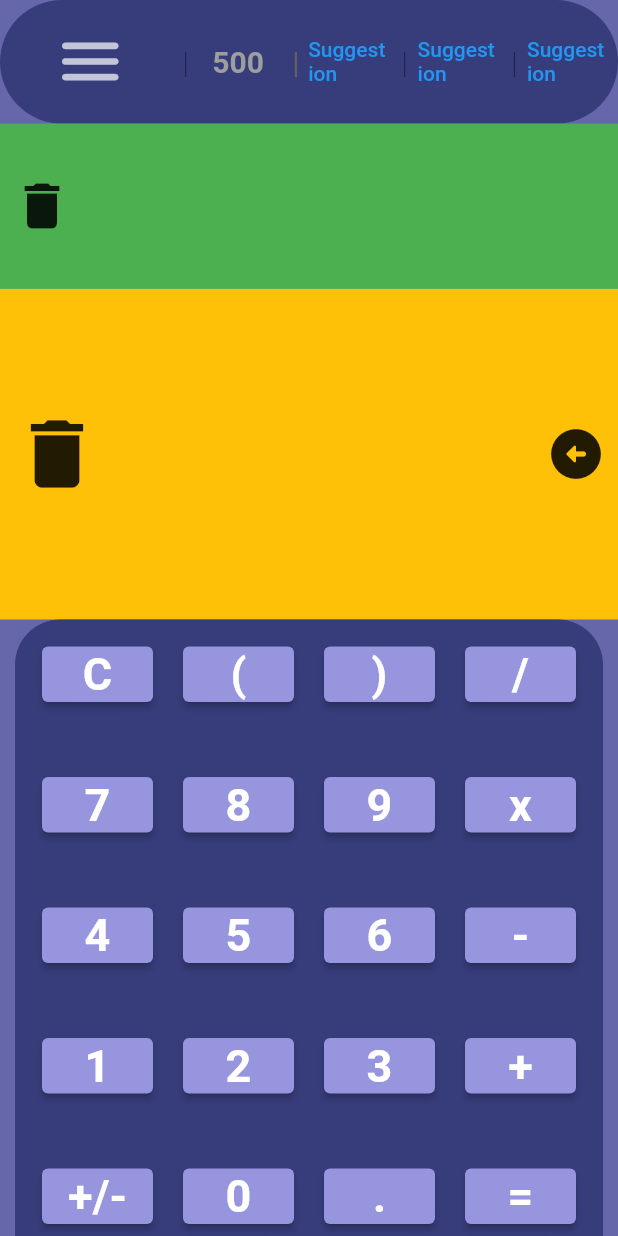
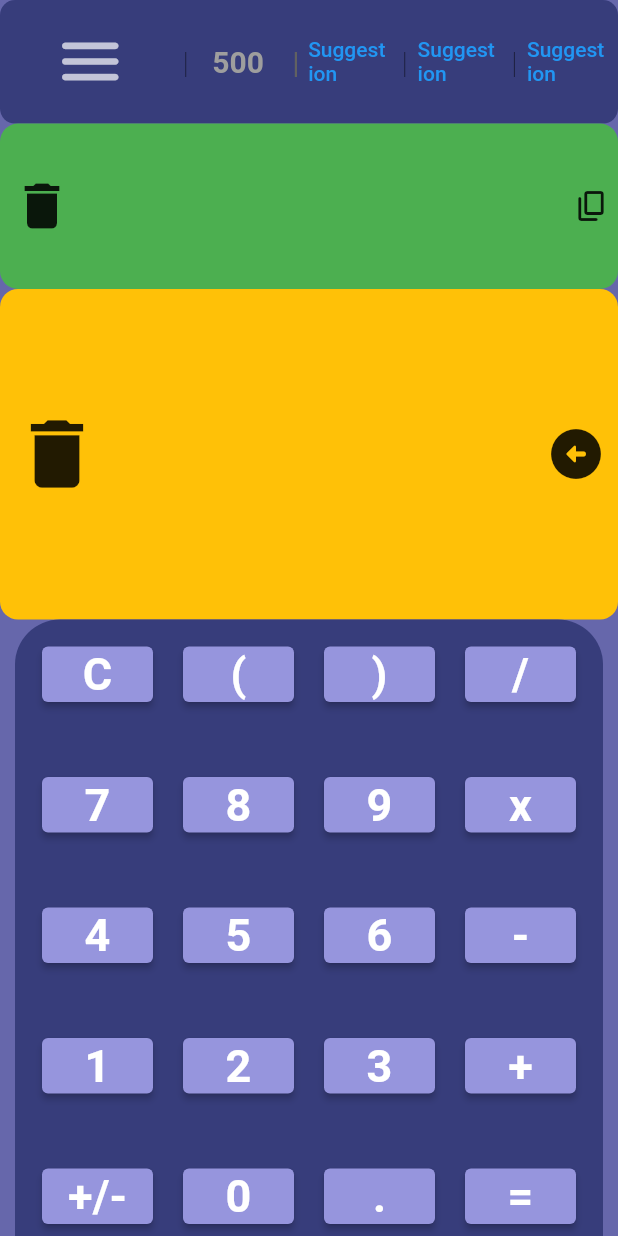
Before and after one commit to NuclearTea/calculator_app, a Flutter app: the screen it shows after launch, on a phone screen of 412 x 824 dp. Run offline on Flutter 3.47's test engine with Material 2 defaults, Android fonts, the phone set to English and light mode, and no system bars; our stand-ins replace math_expressions; missing offline and left inert: function_tree.

Commit message:
cleaned up buttons, added fitted containers

```diff
--- a/lib/main.dart
+++ b/lib/main.dart
@@ -1,6 +1,7 @@
 import 'dart:collection';
 // import 'package:calculator_app/resultant_form.dart';
 import 'package:flutter/material.dart';
+import 'package:flutter/services.dart';
 import "package:math_expressions/math_expressions.dart";
 import "package:function_tree/function_tree.dart";
 
@@ -124,7 +125,7 @@ class _MyHomePageState extends State<MyHomePage> {
           children: [
             Container(
               decoration: BoxDecoration(
-                borderRadius: BorderRadius.circular(50),
+                borderRadius: BorderRadius.circular(10),
                 color: Color(darkColor),
               ),
               height: MediaQuery.of(context).size.height * (heightScaleFactor),
@@ -232,8 +233,11 @@ class _MyHomePageState extends State<MyHomePage> {
             Expanded(
               flex: 1,
               child: Container(
+                decoration: BoxDecoration(
+                  borderRadius: BorderRadius.circular(12),
+                  color: Colors.green,
+                ),
                 // width: double.infinity,
-                color: Colors.green,
                 child: Row(
                   children: [
                     Expanded(
@@ -250,6 +254,22 @@ class _MyHomePageState extends State<MyHomePage> {
                         textAlign: TextAlign.end,
                       ),
                     ),
+                    Expanded(
+                      flex: 1,
+                      child: IconButton(
+                        onPressed: () =>
+                            Clipboard.setData(ClipboardData(text: equation)),
+                        // Clipboard.setData(ClipboardData(text: equation))
+                        //     .then((value) => ScaffoldMessenger.of(context)
+                        //             .showSnackBar(const SnackBar(
+                        //           content:
+                        //               Text("The Equation has been copied!"),
+                        //           duration: Duration(milliseconds: 500),
+                        //         ))),
+                        icon: const Icon(Icons.content_copy_rounded),
+                        tooltip: "$equation has been copied to clipboard",
+                      ),
+                    )
                   ],
                 ),
               ),
@@ -257,8 +277,11 @@ class _MyHomePageState extends State<MyHomePage> {
             Expanded(
               flex: 2,
               child: Container(
+                decoration: BoxDecoration(
+                  color: Colors.amber,
+                  borderRadius: BorderRadius.circular(12),
+                ),
                 width: double.infinity,
-                color: Colors.amber,
                 child: Row(
                   children: [
                     Expanded(
@@ -291,9 +314,9 @@ class _MyHomePageState extends State<MyHomePage> {
               ),
             ),
             Container(
-              margin: EdgeInsets.fromLTRB(10, 0, 10, 0),
+              margin: const EdgeInsets.fromLTRB(10, 0, 10, 0),
               decoration: BoxDecoration(
-                  borderRadius: BorderRadius.only(
+                  borderRadius: const BorderRadius.only(
                       topLeft: Radius.circular(30),
                       topRight: Radius.circular(30)),
                   color: Color(darkColor)),
```
